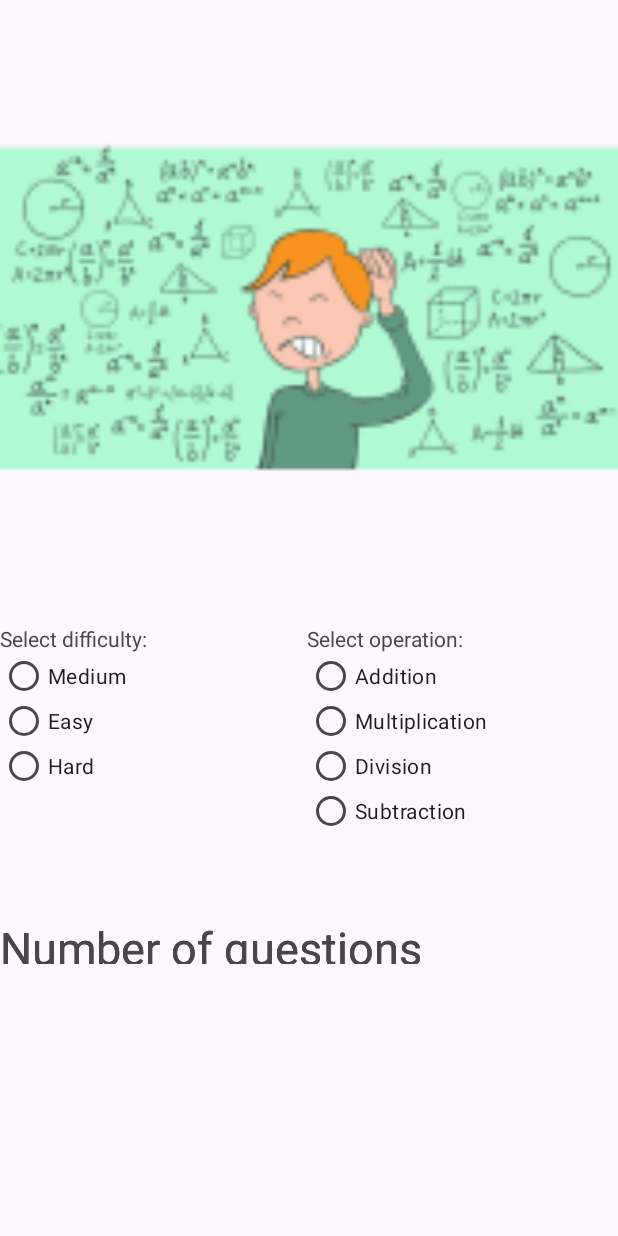
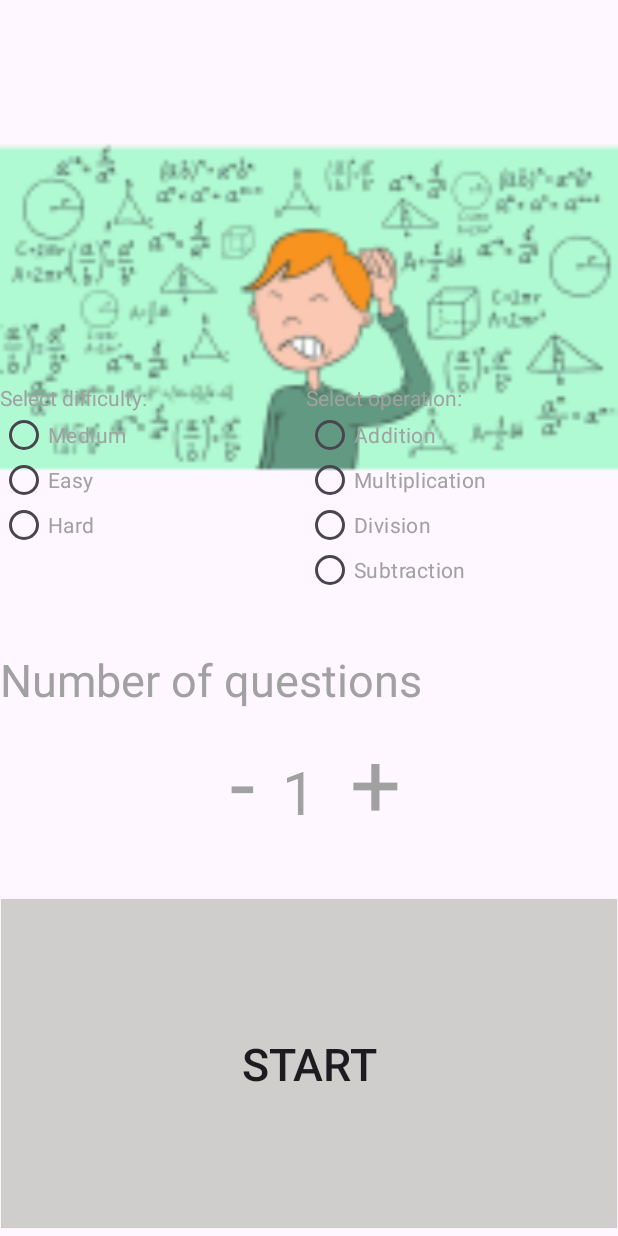
Before and after one commit to eribecke/Project3-Arithmetic, an Android app: the fragment menu shown on its own in the app's theme, on a phone screen of 412 x 824 dp. Run offline under Robolectric (Android 15) with nearby library versions, the phone set to English and light mode, and no system bars.

Commit message:
finished fragment one layout

```diff
--- /dev/null
+++ b/app/src/main/res/drawable/buttonstyle.xml
@@ -0,0 +1,12 @@
+<?xml version="1.0" encoding="utf-8"?>
+<shape
+    xmlns:android="http://schemas.android.com/apk/res/android"
+    android:shape="rectangle">
+    <stroke
+        android:color="@color/cardview_shadow_end_color"
+        android:width="1dp"/>
+    <solid
+        android:color="@color/grey"></solid>
+    <corners
+        android:radius="0dp"/>
+</shape>
--- a/app/src/main/res/layout/fragment_menu.xml
+++ b/app/src/main/res/layout/fragment_menu.xml
@@ -17,25 +17,23 @@
         android:adjustViewBounds="true"
         android:scaleType="fitXY"
         android:src="@mipmap/ic_launcher_foreground"
-        app:layout_constraintBottom_toTopOf="@id/guideline"
-        app:layout_constraintEnd_toEndOf="parent"
-        app:layout_constraintStart_toStartOf="parent"
-        app:layout_constraintTop_toTopOf="parent"
-        app:layout_constraintVertical_bias="0.0" />
+        tools:layout_editor_absoluteX="0dp"
+        tools:layout_editor_absoluteY="-98dp" />
 
     <RadioGroup
         android:id="@+id/radioGroup1"
         android:layout_width="151dp"
         android:layout_height="126dp"
         android:orientation="vertical"
-        app:layout_constraintTop_toTopOf="@+id/guideline"
-        tools:layout_editor_absoluteX="19dp">
+        app:layout_constraintStart_toStartOf="parent"
+        app:layout_constraintTop_toTopOf="@+id/guideline">
 
         <TextView
             android:id="@+id/textView"
             android:layout_width="wrap_content"
             android:layout_height="wrap_content"
             android:text="@string/difficulty"
+            android:textColor="@color/darkgrey"
             tools:layout_editor_absoluteX="5dp"
             tools:layout_editor_absoluteY="163dp"></TextView>
 
@@ -45,6 +43,7 @@
             android:layout_height="30dp"
             android:onClick="onRadioButtonClicked"
             android:text="@string/Medium"
+            android:textColor="@color/darkgrey"
             tools:layout_editor_absoluteX="5dp"
             tools:layout_editor_absoluteY="230dp" />
 
@@ -55,6 +54,7 @@
             android:layout_height="30dp"
             android:onClick="onRadioButtonClicked"
             android:text="@string/Easy"
+            android:textColor="@color/darkgrey"
             tools:layout_editor_absoluteX="5dp"
             tools:layout_editor_absoluteY="182dp" />
 
@@ -64,6 +64,7 @@
             android:layout_height="30dp"
             android:onClick="onRadioButtonClicked"
             android:text="@string/Hard"
+            android:textColor="@color/darkgrey"
             tools:layout_editor_absoluteX="5dp"
             tools:layout_editor_absoluteY="278dp" />
 
@@ -74,14 +75,14 @@
         android:layout_width="wrap_content"
         android:layout_height="wrap_content"
         android:orientation="horizontal"
-        app:layout_constraintGuide_end="408dp" />
+        app:layout_constraintGuide_percent="0.31" />
 
     <androidx.constraintlayout.widget.Guideline
         android:id="@+id/guideline2"
         android:layout_width="wrap_content"
         android:layout_height="wrap_content"
         android:orientation="vertical"
-        app:layout_constraintGuide_begin="205dp" />
+        app:layout_constraintGuide_begin="204dp" />
 
     <RadioGroup
         android:id="@+id/radioGroup2"
@@ -95,6 +96,7 @@
             android:layout_width="wrap_content"
             android:layout_height="wrap_content"
             android:text="@string/operator"
+            android:textColor="@color/darkgrey"
             tools:layout_editor_absoluteX="5dp"
             tools:layout_editor_absoluteY="163dp"></TextView>
 
@@ -105,6 +107,7 @@
             android:onClick="onRadioButtonClicked"
             android:padding="0dp"
             android:text="@string/addition"
+            android:textColor="@color/darkgrey"
             tools:layout_editor_absoluteX="5dp"
             tools:layout_editor_absoluteY="230dp" />
 
@@ -115,6 +118,7 @@
             android:layout_height="30dp"
             android:onClick="onRadioButtonClicked"
             android:text="@string/multi"
+            android:textColor="@color/darkgrey"
             tools:layout_editor_absoluteX="5dp"
             tools:layout_editor_absoluteY="182dp" />
 
@@ -124,6 +128,7 @@
             android:layout_height="30dp"
             android:onClick="onRadioButtonClicked"
             android:text="@string/division"
+            android:textColor="@color/darkgrey"
             tools:layout_editor_absoluteX="5dp"
             tools:layout_editor_absoluteY="278dp" />
 
@@ -133,6 +138,7 @@
             android:layout_height="30dp"
             android:onClick="onRadioButtonClicked"
             android:text="@string/sub"
+            android:textColor="@color/darkgrey"
             tools:layout_editor_absoluteX="5dp"
             tools:layout_editor_absoluteY="278dp" />
     </RadioGroup>
@@ -140,36 +146,85 @@
     <TextView
         android:id="@+id/textView2"
         android:layout_width="wrap_content"
-        android:layout_height="31dp"
+        android:layout_height="wrap_content"
         android:layout_marginTop="4dp"
+        android:text="@string/qnum"
         android:textSize="30dp"
-        android:text="@string/qnum"
+        android:textColor="@color/darkgrey"
         app:layout_constraintStart_toStartOf="parent"
         app:layout_constraintTop_toTopOf="@+id/guideline3"></TextView>
+
     <TextView
         android:id="@+id/plus"
-        android:layout_width="wrap_content"
-        android:layout_height="31dp"
-        android:layout_marginTop="4dp"
-        android:textSize="30dp"
-        android:text="@string/qnum"
-        app:layout_constraintStart_toStartOf="parent"
+        android:layout_width="35dp"
+        android:layout_height="77dp"
+        android:layout_marginStart="16dp"
+        android:layout_marginTop="52dp"
+        android:text="@string/plus"
+        android:textSize="60dp"
+        android:textColor="@color/darkgrey"
+        app:layout_constraintStart_toEndOf="@+id/num"
         app:layout_constraintTop_toTopOf="@+id/guideline3"></TextView>
+
     <TextView
         android:id="@+id/minus"
         android:layout_width="wrap_content"
-        android:layout_height="31dp"
-        android:layout_marginTop="4dp"
-        android:textSize="30dp"
-        android:text="@string/qnum"
+        android:layout_height="wrap_content"
+        android:layout_marginStart="92dp"
+        android:layout_marginTop="52dp"
+        android:text="@string/minus"
+        android:textSize="60dp"
+        android:textColor="@color/darkgrey"
+        app:layout_constraintEnd_toStartOf="@+id/num"
+        app:layout_constraintHorizontal_bias="0.772"
         app:layout_constraintStart_toStartOf="parent"
         app:layout_constraintTop_toTopOf="@+id/guideline3"></TextView>
+
+    <TextView
+        android:id="@+id/num"
+        android:layout_width="29dp"
+        android:layout_height="57dp"
+        android:layout_marginStart="188dp"
+        android:layout_marginTop="72dp"
+        android:text="@string/num"
+        android:textSize="40dp"
+        android:textColor="@color/darkgrey"
+        app:layout_constraintStart_toStartOf="parent"
+        app:layout_constraintTop_toTopOf="@+id/guideline3"></TextView>
+
+    <androidx.appcompat.widget.AppCompatButton
+        android:id="@+id/start"
+        android:layout_width="match_parent"
+        android:layout_height="wrap_content"
+        android:padding="90dp"
+        android:text="@string/start"
+        android:textSize="30dp"
+        android:background="@drawable/buttonstyle"
+        app:layout_constraintBottom_toBottomOf="parent"
+        app:layout_constraintTop_toTopOf="@+id/guideline4">
+
+
+    </androidx.appcompat.widget.AppCompatButton>
 
     <androidx.constraintlayout.widget.Guideline
         android:id="@+id/guideline3"
         android:layout_width="wrap_content"
         android:layout_height="wrap_content"
         android:orientation="horizontal"
-        app:layout_constraintGuide_end="217dp" />
+        app:layout_constraintGuide_percent="0.52" />
+
+    <androidx.constraintlayout.widget.Barrier
+        android:id="@+id/barrier2"
+        android:layout_width="wrap_content"
+        android:layout_height="wrap_content"
+        app:barrierDirection="top"
+        app:constraint_referenced_ids="start" />
+
+    <androidx.constraintlayout.widget.Guideline
+        android:id="@+id/guideline4"
+        android:layout_width="wrap_content"
+        android:layout_height="wrap_content"
+        android:orientation="horizontal"
+        app:layout_constraintGuide_percent="0.72" />
 
 </androidx.constraintlayout.widget.ConstraintLayout>
--- a/app/src/main/res/values/colors.xml
+++ b/app/src/main/res/values/colors.xml
@@ -2,4 +2,6 @@
 <resources>
     <color name="black">#FF000000</color>
     <color name="white">#FFFFFFFF</color>
+    <color name="grey">#cfcecc </color>
+    <color name="darkgrey">#a1a1a1 </color>
 </resources>
--- a/app/src/main/res/values/strings.xml
+++ b/app/src/main/res/values/strings.xml
@@ -14,4 +14,6 @@
     <string name="qnum">Number of questions</string>
     <string name="minus">-</string>
     <string name="plus">+</string>
+    <string name="num">1</string>
+    <string name="start">START</string>
 </resources>
```
